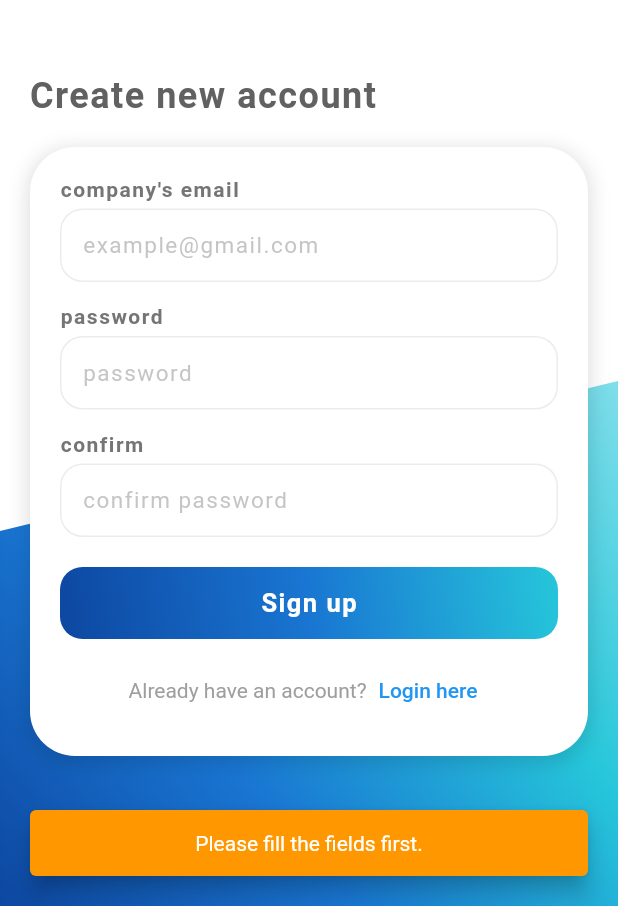
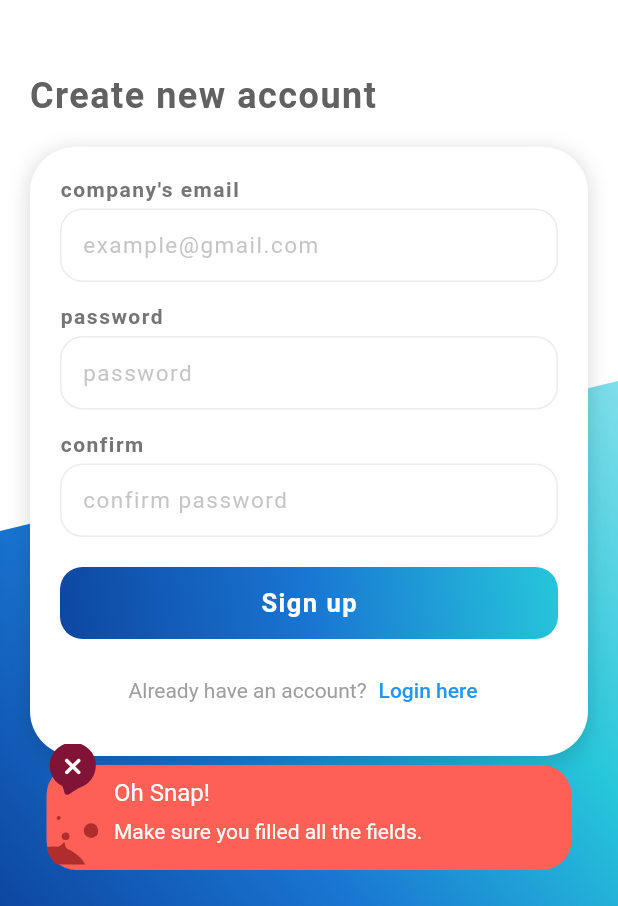
Before and after one commit to Amares03/covid_result_checker, a Flutter app: the screen it shows after launch, after a tap on "Signup here", after a tap on "Sign up", on a phone screen of 412 x 824 dp, the part 330-1236 px from its top. Run offline on Flutter 3.47's test engine with Material 2 defaults, Android fonts, the light colour scheme and no system bars; our stand-ins replace dropdown_button2, firebase_auth, firebase_core, flutter_spinkit, flutter_svg, page_transition and 1 more; missing offline and left inert: mongo_dart; accounts and stored records are empty.

Commit message:
Update snackbar styling

```diff
--- /dev/null
+++ b/lib/components/custom_snackbar_content.dart
@@ -0,0 +1,91 @@
+import 'package:flutter/material.dart';
+import 'package:flutter_svg/svg.dart';
+
+class CustomSnackbarContent extends StatelessWidget {
+  const CustomSnackbarContent({
+    Key? key,
+    required this.errorMessage,
+  }) : super(key: key);
+
+  final String errorMessage;
+
+  @override
+  Widget build(BuildContext context) {
+    return Stack(
+      clipBehavior: Clip.none,
+      children: [
+        Container(
+          height: 70,
+          decoration: BoxDecoration(
+            color: const Color(0xFFFF6055),
+            borderRadius: BorderRadius.circular(20),
+          ),
+          child: Row(
+            children: [
+              const SizedBox(width: 45),
+              Expanded(
+                child: Column(
+                  crossAxisAlignment: CrossAxisAlignment.start,
+                  children: [
+                    const Spacer(),
+                    const Text(
+                      'Oh Snap!',
+                      style: TextStyle(
+                        fontSize: 16,
+                        color: Colors.white,
+                      ),
+                    ),
+                    const Spacer(),
+                    Text(
+                      errorMessage,
+                      maxLines: 2,
+                      overflow: TextOverflow.ellipsis,
+                      style: const TextStyle(
+                        color: Colors.white,
+                        fontSize: 14,
+                      ),
+                    ),
+                    const Spacer(),
+                    const Spacer(),
+                  ],
+                ),
+              ),
+              const SizedBox(width: 20),
+            ],
+          ),
+        ),
+        Positioned(
+          bottom: 0,
+          child: ClipRRect(
+            borderRadius: BorderRadius.circular(20),
+            child: SvgPicture.asset(
+              'assets/bubbles.svg',
+              height: 40,
+              width: 35,
+            ),
+          ),
+        ),
+        Positioned(
+          top: -15,
+          left: 0,
+          child: Stack(
+            alignment: Alignment.center,
+            children: [
+              SvgPicture.asset(
+                'assets/fail.svg',
+                height: 35,
+              ),
+              Positioned(
+                top: 8,
+                child: SvgPicture.asset(
+                  'assets/close.svg',
+                  height: 16,
+                ),
+              ),
+            ],
+          ),
+        ),
+      ],
+    );
+  }
+}
--- a/lib/main.dart
+++ b/lib/main.dart
@@ -1,10 +1,13 @@
+import 'package:covid_result_checker/components/custom_snackbar_content.dart';
 import 'package:covid_result_checker/pages/home_page.dart';
 import 'package:covid_result_checker/pages/login_view.dart';
 import 'package:covid_result_checker/pages/verify_view.dart';
 import 'package:covid_result_checker/services/auth/auth_services.dart';
+import 'package:covid_result_checker/services/auth/auth_user.dart';
 import 'package:covid_result_checker/utils/colors.dart';
 import 'package:covid_result_checker/widgets/header_widget.dart';
 import 'package:flutter/material.dart';
+import 'package:flutter_spinkit/flutter_spinkit.dart';
 
 Future<void> main() async {
   WidgetsFlutterBinding.ensureInitialized();
@@ -27,7 +30,7 @@ class FirstScreenHandler extends StatelessWidget {
       builder: (context, snapshot) {
         switch (snapshot.connectionState) {
           case ConnectionState.done:
-            final user = AuthServices.firebase().currentUser;
+            final AuthUser? user = AuthServices.firebase().currentUser;
             if (user != null) {
               if (user.isEmailVerified) {
                 return const HomePage();
@@ -44,9 +47,7 @@ class FirstScreenHandler extends StatelessWidget {
                   const SizedBox(height: 100),
                   const HeaderWidget(),
                   const SizedBox(height: 20),
-                  CircularProgressIndicator(
-                    color: Colours.mainColor,
-                  ),
+                  SpinKitThreeInOut(color: Colours.mainColor),
                 ],
               ),
             );
@@ -59,19 +60,18 @@ class FirstScreenHandler extends StatelessWidget {
 class CommonMethods {
   static ScaffoldMessengerState displaySnackBar(
     BuildContext context, {
-    required String title,
+    String? errorTitle,
+    required String errorDescription,
     Color? bgColor,
   }) {
     return ScaffoldMessenger.of(context)
       ..hideCurrentSnackBar()
       ..showSnackBar(
         SnackBar(
-          margin: const EdgeInsets.all(20),
+          elevation: 0,
           behavior: SnackBarBehavior.floating,
-          dismissDirection: DismissDirection.horizontal,
-          backgroundColor: bgColor ?? Colors.orange,
-          content: Text(title, textAlign: TextAlign.center),
-          duration: const Duration(milliseconds: 1700),
+          backgroundColor: Colors.transparent,
+          content: CustomSnackbarContent(errorMessage: errorDescription),
         ),
       );
   }
--- a/lib/pages/login_view.dart
+++ b/lib/pages/login_view.dart
@@ -98,7 +98,7 @@ class _LoginViewState extends State<LoginView> {
                           if (email.isEmpty || password.isEmpty) {
                             CommonMethods.displaySnackBar(
                               context,
-                              title: 'email or password can\'t be empty.',
+                              errorDescription: 'Email or Password is empty!',
                             );
                           } else {
                             try {
@@ -136,19 +136,22 @@ class _LoginViewState extends State<LoginView> {
                               changeLodingState(false);
                               CommonMethods.displaySnackBar(
                                 context,
-                                title: 'User not found!',
+                                errorDescription:
+                                    'There is no account with this email. Create a new account!',
                               );
                             } on WrongPasswordAuthException {
                               changeLodingState(false);
                               CommonMethods.displaySnackBar(
                                 context,
-                                title: 'wrong password detected!',
+                                errorDescription:
+                                    'The password you entered is wrong.',
                               );
                             } on GenericAuthException {
                               changeLodingState(false);
                               CommonMethods.displaySnackBar(
                                 context,
-                                title: 'ErrorCode: Authentication Error',
+                                errorDescription:
+                                    'ErrorCode: Authentication Error',
                               );
                             }
                           }
--- a/lib/pages/register_view.dart
+++ b/lib/pages/register_view.dart
@@ -114,12 +114,14 @@ class _RegisterViewState extends State<RegisterView> {
                               conPassword.isEmpty) {
                             CommonMethods.displaySnackBar(
                               context,
-                              title: 'Please fill the fields first.',
+                              errorDescription:
+                                  'Make sure you filled all the fields.',
                             );
                           } else if (password != conPassword) {
                             CommonMethods.displaySnackBar(
                               context,
-                              title: 'password does not match',
+                              errorDescription:
+                                  'Make sure you entered the same password.',
                             );
                           } else {
                             try {
@@ -144,25 +146,29 @@ class _RegisterViewState extends State<RegisterView> {
                               changeLodingState(false);
                               CommonMethods.displaySnackBar(
                                 context,
-                                title: 'Weak password is detected!',
+                                errorDescription:
+                                    'Your password is weak, please use another one.',
                               );
                             } on EmailAlreadyInUseAuthException {
                               changeLodingState(false);
                               CommonMethods.displaySnackBar(
                                 context,
-                                title: 'Email already used!',
+                                errorDescription:
+                                    'The email is already taken, please use another one.',
                               );
                             } on InvalidEmailAuthException {
                               changeLodingState(false);
                               CommonMethods.displaySnackBar(
                                 context,
-                                title: 'Invalid email detected!',
+                                errorDescription:
+                                    'Your email is invalid, please use another one',
                               );
                             } on GenericAuthException {
                               changeLodingState(false);
                               CommonMethods.displaySnackBar(
                                 context,
-                                title: 'ErrorCode: Authentication Error',
+                                errorDescription:
+                                    'ErrorCode: Something terrible happend, please reload the page.',
                               );
                             }
                           }
--- a/lib/widgets/form_field.dart
+++ b/lib/widgets/form_field.dart
@@ -303,7 +303,7 @@ class _PatientFormFieldState extends State<PatientFormField> {
       isLoading = false;
     });
     resetTextField();
-    CommonMethods.displaySnackBar(context, title: _id.$oid);
+    CommonMethods.displaySnackBar(context, errorDescription: _id.$oid);
   }
 
   void resetTextField() {
```
Also changed, not shown: assets/bubbles.svg (added), assets/close.svg (added), assets/fail.svg (added).
